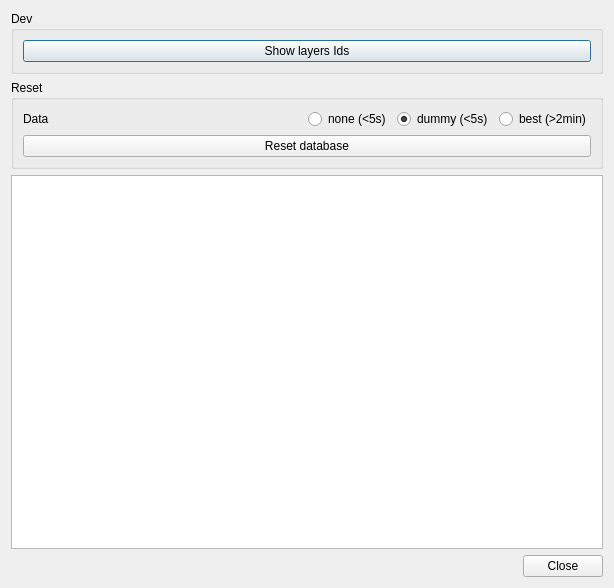
dhlab-epfl/GlobalAtlas-qgis, file ui/debug.ui: the form before one commit.
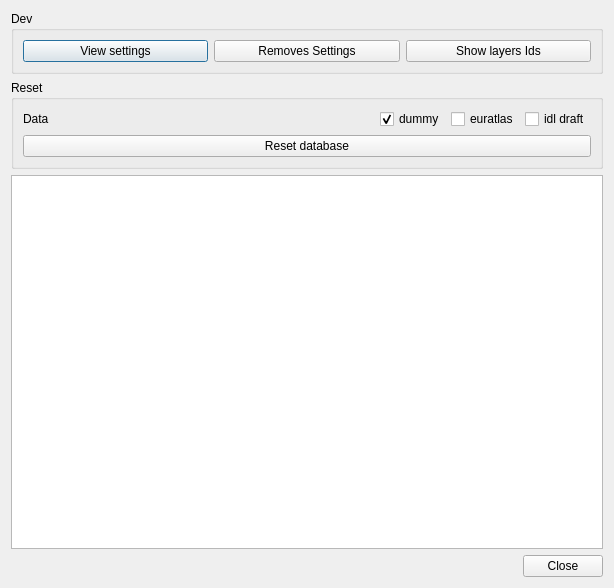
The form after the commit.

Commit message: fix strange connection bug and improve reset dialog

```diff
--- a/ui/debug.ui
+++ b/ui/debug.ui
@@ -19,7 +19,21 @@
      <property name="title">
       <string>Dev</string>
      </property>
-     <layout class="QVBoxLayout" name="verticalLayout_3">
+     <layout class="QHBoxLayout" name="horizontalLayout_2">
+      <item>
+       <widget class="QPushButton" name="viewSettingsButton">
+        <property name="text">
+         <string>View settings</string>
+        </property>
+       </widget>
+      </item>
+      <item>
+       <widget class="QPushButton" name="deleteSettingsButton">
+        <property name="text">
+         <string>Removes Settings</string>
+        </property>
+       </widget>
+      </item>
       <item>
        <widget class="QPushButton" name="showIdButton">
         <property name="text">
@@ -52,19 +66,9 @@
          </spacer>
         </item>
         <item>
-         <widget class="QRadioButton" name="noData">
+         <widget class="QCheckBox" name="dummyDataCheckBox">
           <property name="text">
-           <string>none (&lt;5s)</string>
-          </property>
-          <property name="checked">
-           <bool>false</bool>
-          </property>
-         </widget>
-        </item>
-        <item>
-         <widget class="QRadioButton" name="dummyData">
-          <property name="text">
-           <string>dummy (&lt;5s)</string>
+           <string>dummy</string>
           </property>
           <property name="checked">
            <bool>true</bool>
@@ -72,9 +76,16 @@
          </widget>
         </item>
         <item>
-         <widget class="QRadioButton" name="bestData">
+         <widget class="QCheckBox" name="euratlasDataCheckBox">
           <property name="text">
-           <string>best (&gt;2min)</string>
+           <string>euratlas</string>
+          </property>
+         </widget>
+        </item>
+        <item>
+         <widget class="QCheckBox" name="idlDraftDataCheckBox">
+          <property name="text">
+           <string>idl draft</string>
           </property>
          </widget>
         </item>
```
The commit also changes 2 other files.
